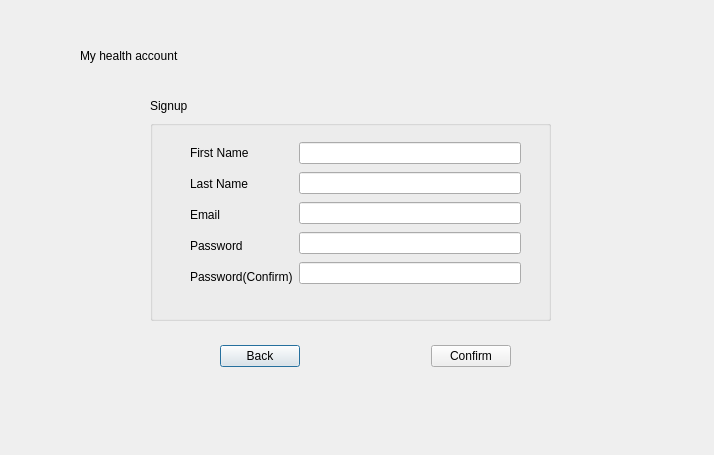
First picture: the form in Covid19RegistrationSystem2/signup.ui, repository Ryuu717/CPP_QT, before the edit.
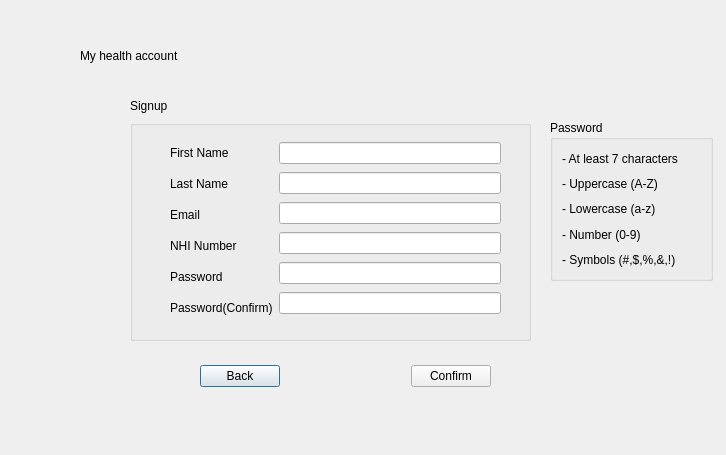
Second picture: the form after the edit.

Diff of the .ui file:
```diff
--- a/Covid19RegistrationSystem2/signup.ui
+++ b/Covid19RegistrationSystem2/signup.ui
@@ -6,7 +6,7 @@
    <rect>
     <x>0</x>
     <y>0</y>
-    <width>714</width>
+    <width>726</width>
     <height>455</height>
    </rect>
   </property>
@@ -16,8 +16,8 @@
   <widget class="QWidget" name="layoutWidget">
    <property name="geometry">
     <rect>
-     <x>220</x>
-     <y>340</y>
+     <x>200</x>
+     <y>360</y>
      <width>291</width>
      <height>32</height>
     </rect>
@@ -71,7 +71,7 @@
   <widget class="QLabel" name="label_7">
    <property name="geometry">
     <rect>
-     <x>150</x>
+     <x>130</x>
      <y>90</y>
      <width>201</width>
      <height>31</height>
@@ -87,10 +87,10 @@
   <widget class="QGroupBox" name="groupBox">
    <property name="geometry">
     <rect>
-     <x>150</x>
+     <x>130</x>
      <y>120</y>
      <width>401</width>
-     <height>201</height>
+     <height>221</height>
     </rect>
    </property>
    <property name="title">
@@ -102,7 +102,7 @@
       <x>40</x>
       <y>20</y>
       <width>331</width>
-      <height>149</height>
+      <height>180</height>
      </rect>
     </property>
     <layout class="QHBoxLayout" name="horizontalLayout">
@@ -129,6 +129,13 @@
          </property>
         </widget>
        </item>
+       <item>
+        <widget class="QLabel" name="label_13">
+         <property name="text">
+          <string>NHI Number</string>
+         </property>
+        </widget>
+       </item>
        <item>
         <widget class="QLabel" name="label_4">
          <property name="text">
@@ -156,6 +163,9 @@
        <item>
         <widget class="QLineEdit" name="lineEditEmail"/>
        </item>
+       <item>
+        <widget class="QLineEdit" name="lineEditNHINumber"/>
+       </item>
        <item>
         <widget class="QLineEdit" name="lineEditPassword"/>
        </item>
@@ -167,6 +177,56 @@
     </layout>
    </widget>
   </widget>
+  <widget class="QGroupBox" name="groupBox_2">
+   <property name="geometry">
+    <rect>
+     <x>550</x>
+     <y>120</y>
+     <width>163</width>
+     <height>161</height>
+    </rect>
+   </property>
+   <property name="title">
+    <string>Password</string>
+   </property>
+   <layout class="QVBoxLayout" name="verticalLayout_3">
+    <item>
+     <widget class="QLabel" name="label_8">
+      <property name="text">
+       <string>- At least 7 characters</string>
+      </property>
+     </widget>
+    </item>
+    <item>
+     <widget class="QLabel" name="label_9">
+      <property name="text">
+       <string>- Uppercase (A-Z)</string>
+      </property>
+     </widget>
+    </item>
+    <item>
+     <widget class="QLabel" name="label_10">
+      <property name="text">
+       <string>- Lowercase (a-z)</string>
+      </property>
+     </widget>
+    </item>
+    <item>
+     <widget class="QLabel" name="label_11">
+      <property name="text">
+       <string>- Number (0-9)</string>
+      </property>
+     </widget>
+    </item>
+    <item>
+     <widget class="QLabel" name="label_12">
+      <property name="text">
+       <string>- Symbols (#,$,%,&amp;,!)</string>
+      </property>
+     </widget>
+    </item>
+   </layout>
+  </widget>
  </widget>
  <resources/>
  <connections/>
```
